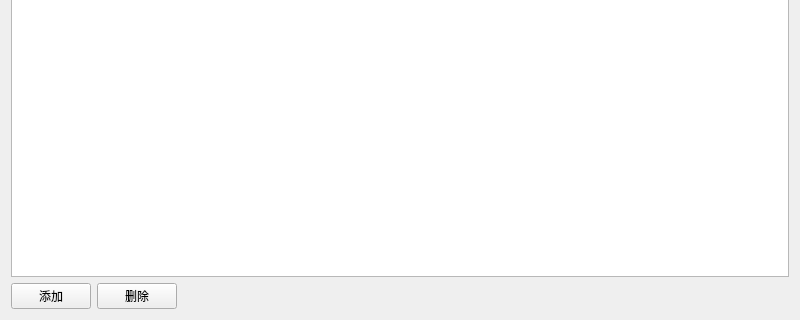
Above: launcher/ui/pages/global/modblacklistpage.ui from graytoowolf/MiniSkins before the change; both pictures show x 0 to 800 and y 280 to 600 of the 800 by 600 pixel window. Below: the same form after it.
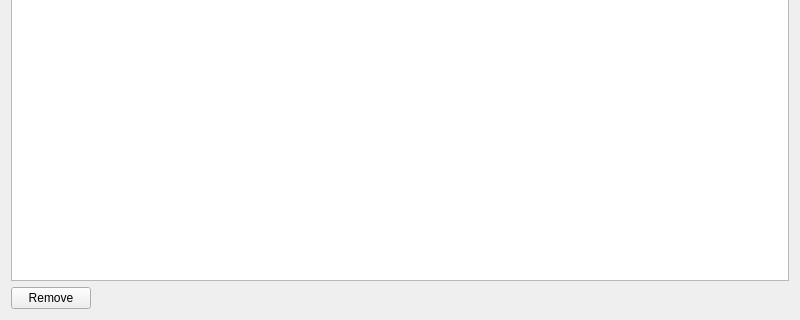
That is the form after the change.

Commit message:
更新黑名单页面按钮文本
- 将“删除”按钮的文本从中文改为英文

Patch:
```diff
--- a/launcher/ui/pages/global/modblacklistpage.ui
+++ b/launcher/ui/pages/global/modblacklistpage.ui
@@ -16,17 +16,10 @@
    </item>
    <item>
     <layout class="QHBoxLayout" name="horizontalLayout">
-     <item>
-      <widget class="QPushButton" name="addButton">
-       <property name="text">
-        <string>添加</string>
-       </property>
-      </widget>
-     </item>
      <item>
       <widget class="QPushButton" name="removeButton">
        <property name="text">
-        <string>删除</string>
+        <string>Remove</string>
        </property>
       </widget>
      </item>
```
